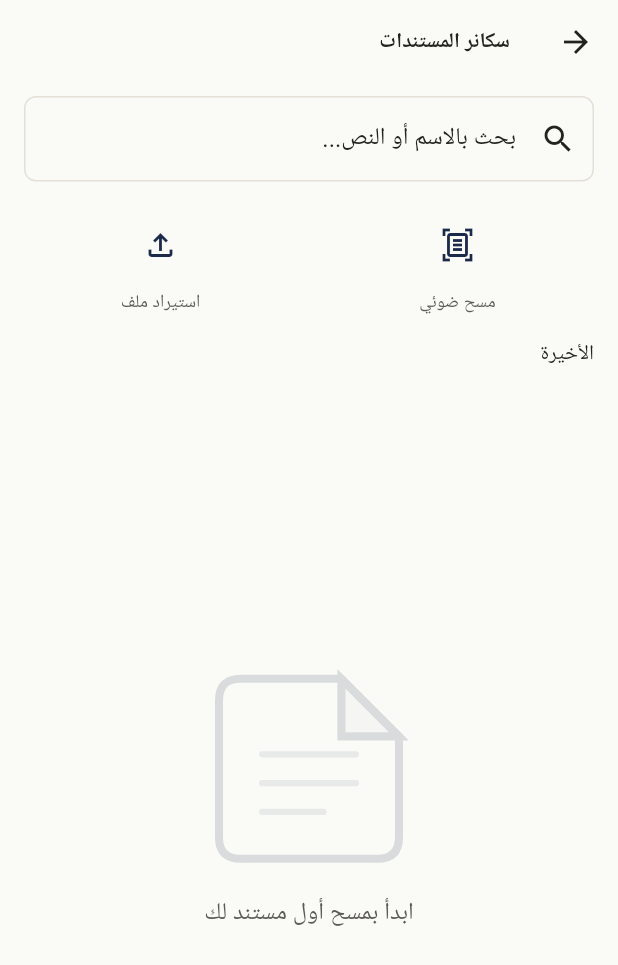
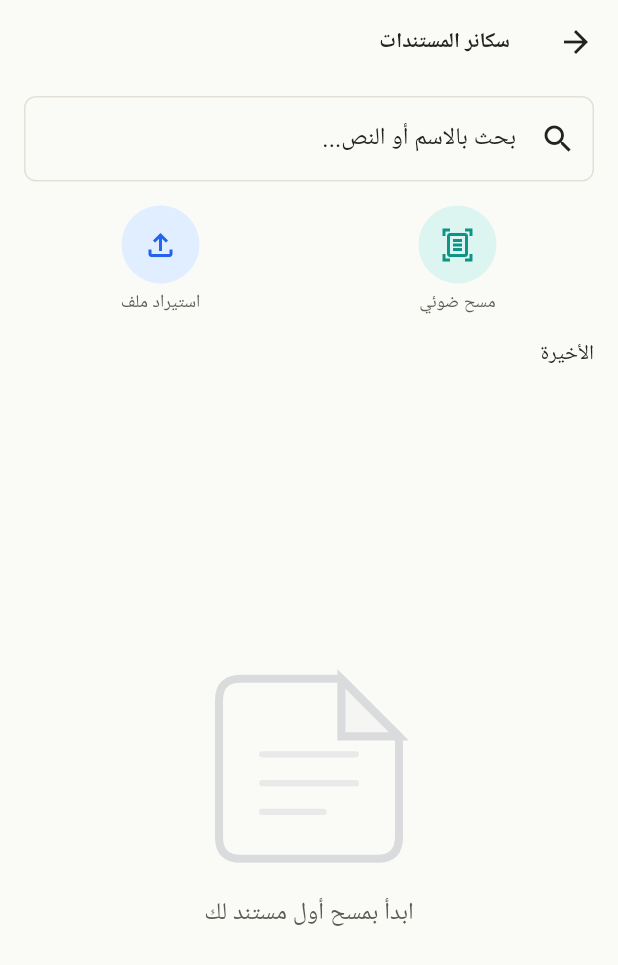
Before and after one commit to Ahmedmutlag/CamScannerall, a Flutter app: the HomeScreen screen opened directly, on a phone screen of 412 x 824 dp. Shown: the top 965 px of the screen. Run offline on Flutter 3.47's test engine with Material 3 defaults, Android fonts, the phone set to English and light mode, and no system bars; our stand-ins replace file_picker, flutter_local_notifications, flutter_secure_storage, google_fonts, hive, hive_flutter and 5 more; missing offline and left inert: cunning_document_scanner, encrypt, gal, google_mlkit_text_recognition, pointycastle; accounts and stored records are empty; Roboto replaces fonts that are missing (Cairo).

Commit message:
Give the Home tool icons colored circular badges
Ahmed's ask: keep the scope as-is, but make the design feel more
professional — specifically the colorful circular tool icons from the
competitor app he referenced, instead of the flat single-tone icons the
tool row had. Scan gets a teal badge, Import file gets a blue one; no
new dependency, just Material colors picked to match the reference.

```diff
--- a/lib/screens/home_screen.dart
+++ b/lib/screens/home_screen.dart
@@ -145,9 +145,27 @@ class _HomeScreenState extends State<HomeScreen> {
                     padding: const EdgeInsets.symmetric(horizontal: AppSpacing.md),
                     child: Row(
                       children: [
-                        Expanded(child: _toolButton(context, Icons.document_scanner_outlined, s.t('scan'), _scan)),
+                        Expanded(
+                          child: _toolButton(
+                            context,
+                            icon: Icons.document_scanner_outlined,
+                            label: s.t('scan'),
+                            background: const Color(0xFFDCF5F0),
+                            foreground: const Color(0xFF0E9384),
+                            onTap: _scan,
+                          ),
+                        ),
                         const SizedBox(width: AppSpacing.md),
-                        Expanded(child: _toolButton(context, Icons.file_upload_outlined, s.t('importFile'), _importFile)),
+                        Expanded(
+                          child: _toolButton(
+                            context,
+                            icon: Icons.file_upload_outlined,
+                            label: s.t('importFile'),
+                            background: const Color(0xFFE0EEFF),
+                            foreground: const Color(0xFF2563EB),
+                            onTap: _importFile,
+                          ),
+                        ),
                       ],
                     ),
                   ),
@@ -188,8 +206,14 @@ class _HomeScreenState extends State<HomeScreen> {
     );
   }
 
-  Widget _toolButton(BuildContext context, IconData icon, String label, VoidCallback onTap) {
-    final colors = AppColors.of(context);
+  Widget _toolButton(
+    BuildContext context, {
+    required IconData icon,
+    required String label,
+    required Color background,
+    required Color foreground,
+    required VoidCallback onTap,
+  }) {
     return InkWell(
       onTap: onTap,
       borderRadius: AppRadius.radius,
@@ -199,8 +223,8 @@ class _HomeScreenState extends State<HomeScreen> {
           children: [
             CircleAvatar(
               radius: 26,
-              backgroundColor: colors.backgroundPrimary,
-              child: Icon(icon, color: colors.primaryInk),
+              backgroundColor: background,
+              child: Icon(icon, color: foreground),
             ),
             const SizedBox(height: AppSpacing.xs),
             Text(label, style: Theme.of(context).textTheme.bodySmall, textAlign: TextAlign.center),
```
